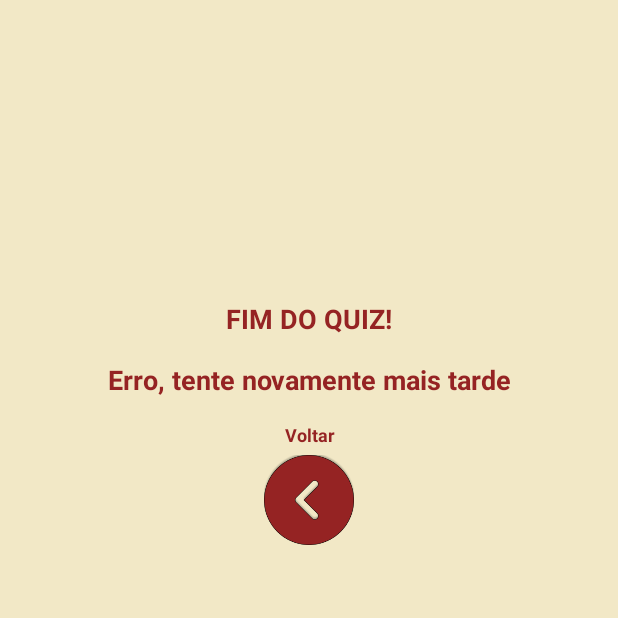
After one commit to senacrs-emti/2023-3MA-educom-G08, an Android app: the FimQuizActivity screen opened directly, with no data from a screen before it, on a phone screen of 412 x 824 dp, the top half of it. The commit adds this screen. Run offline under Robolectric (Android 15) with nearby library versions, the phone set to English and light mode, and no system bars.

Commit message:
Activity Fim do Quiz created

```diff
--- a/app/src/main/AndroidManifest.xml
+++ b/app/src/main/AndroidManifest.xml
@@ -15,6 +15,9 @@
         android:supportsRtl="true"
         android:theme="@style/Theme.Sangue"
         tools:targetApi="31">
+        <activity
+            android:name=".quiz.FimQuizActivity"
+            android:exported="false" />
         <activity
             android:name=".Footer.FooterActivity"
             android:exported="false" />
--- /dev/null
+++ b/app/src/main/java/com/app/sangue/quiz/FimQuizActivity.java
@@ -0,0 +1,49 @@
+package com.app.sangue.quiz;
+
+import androidx.appcompat.app.AppCompatActivity;
+
+import android.content.Intent;
+import android.os.Bundle;
+import android.view.View;
+import android.widget.ImageView;
+import android.widget.TextView;
+
+import com.app.sangue.MenuActivity;
+import com.app.sangue.R;
+
+public class FimQuizActivity extends AppCompatActivity {
+
+
+    ImageView btnVoltar;
+    TextView acertos;
+
+
+    @Override
+    protected void onCreate(Bundle savedInstanceState) {
+        super.onCreate(savedInstanceState);
+        setContentView(R.layout.activity_fim_quiz);
+
+        btnVoltar = findViewById(R.id.btnVoltar);
+        acertos = findViewById(R.id.acertos);
+
+        Bundle bundle = getIntent().getExtras();
+        if (bundle != null) {
+            int intacertos = bundle.getInt("acertos");
+            int nQuestoes = bundle.getInt("nQuestoes");
+
+            acertos.setText("Acertou " + String.valueOf(intacertos) + " de " + String.valueOf(nQuestoes));
+        } else {
+            acertos.setText("Erro, tente novamente mais tarde");
+        }
+
+        btnVoltar.setOnClickListener(new View.OnClickListener() {
+            @Override
+            public void onClick(View v) {
+                Intent intent = new Intent(FimQuizActivity.this, MenuActivity.class);
+                startActivity(intent);
+            }
+        });
+
+
+    }
+}
--- a/app/src/main/java/com/app/sangue/quiz/QuizActivity.java
+++ b/app/src/main/java/com/app/sangue/quiz/QuizActivity.java
@@ -21,9 +21,11 @@ public class QuizActivity extends AppCompatActivity {
 
     private List<Question> questions;
     private int currentQuestionIndex;
-    private TextView questionTextView;
+    private TextView questionTextView, nDaPergunta;
     private Button[] optionButtons;
     private ImageView btnVoltar;
+    private int acertos = 0;
+    private int nQuestoes;
 
     @Override
     protected void onCreate(Bundle savedInstanceState) {
@@ -163,6 +165,8 @@ public class QuizActivity extends AppCompatActivity {
         int correctOptionIndex15 = 3; // Medula óssea
         Question question15 = new Question(questionText15, options15, correctOptionIndex15);
         questions.add(question15);
+
+        nQuestoes = questions.size();
     }
 
     private void showQuestion(int index) {
@@ -189,16 +193,24 @@ public class QuizActivity extends AppCompatActivity {
 
         if (selectedOptionIndex == correctOptionIndex) {
             Toast.makeText(this, "Resposta correta!", Toast.LENGTH_SHORT).show();
+            acertos = acertos + 1;
         } else {
             Toast.makeText(this, "Resposta incorreta.", Toast.LENGTH_SHORT).show();
         }
+
 
         // Mostrar a próxima pergunta
         if (currentQuestionIndex < questions.size() - 1) {
             showQuestion(currentQuestionIndex + 1);
         } else {
+
+            Bundle bundle = new Bundle();
+            bundle.putInt("nQuestoes", nQuestoes);
+            bundle.putInt("acertos", acertos);
+
             Toast.makeText(this, "Fim do quiz!", Toast.LENGTH_SHORT).show();
-            Intent intent = new Intent(QuizActivity.this, MenuActivity.class);
+            Intent intent = new Intent(QuizActivity.this, FimQuizActivity.class);
+            intent.putExtras(bundle);
             startActivity(intent);
         }
     }
--- /dev/null
+++ b/app/src/main/res/layout/activity_fim_quiz.xml
@@ -0,0 +1,79 @@
+<?xml version="1.0" encoding="utf-8"?>
+<androidx.constraintlayout.widget.ConstraintLayout xmlns:android="http://schemas.android.com/apk/res/android"
+    xmlns:app="http://schemas.android.com/apk/res-auto"
+    xmlns:tools="http://schemas.android.com/tools"
+    android:layout_width="match_parent"
+    android:layout_height="match_parent"
+    tools:context=".quiz.FimQuizActivity"
+    android:background="@color/background">
+
+    <RelativeLayout
+        android:layout_width="match_parent"
+        android:layout_height="match_parent">
+
+
+
+
+        <LinearLayout
+            android:layout_width="match_parent"
+            android:layout_height="wrap_content"
+            android:orientation="vertical"
+            android:gravity="center"
+            android:layout_marginHorizontal="10dp"
+            android:layout_marginTop="200dp">
+
+
+            <TextView
+                android:id="@+id/fimDoQuiz"
+                android:layout_width="match_parent"
+                android:layout_height="wrap_content"
+                android:textSize="18sp"
+                android:textStyle="bold"
+                android:layout_marginBottom="16dp"
+                android:gravity="center"
+                android:textColor="@color/red"
+                android:text="FIM DO QUIZ!"/>
+
+            <TextView
+                android:id="@+id/acertos"
+                android:layout_width="match_parent"
+                android:layout_height="wrap_content"
+                android:textSize="18sp"
+                android:textStyle="bold"
+                android:layout_marginBottom="16dp"
+                android:gravity="center"
+                android:textColor="@color/red"
+                android:text="VOCÊ ACERTOU [NUM] DE [nPerguntas]"/>
+
+
+
+            <TextView
+                android:id="@+id/voltarText"
+                android:layout_width="match_parent"
+                android:layout_height="wrap_content"
+                android:textSize="12sp"
+                android:textStyle="bold"
+                android:gravity="center"
+                android:textColor="@color/red"
+                android:text="Voltar"/>
+            <ImageView
+                android:id="@+id/btnVoltar"
+                android:layout_width="wrap_content"
+                android:layout_height="wrap_content"
+                android:layout_marginStart="5dp"
+                android:layout_marginTop="5dp"
+                android:layout_marginEnd="5dp"
+                android:layout_marginBottom="5dp"
+                android:adjustViewBounds="true"
+                android:maxWidth="60dp"
+                android:maxHeight="60dp"
+                android:src="@drawable/btnsetaesquerda" />
+
+
+
+
+
+        </LinearLayout>
+    </RelativeLayout>
+
+</androidx.constraintlayout.widget.ConstraintLayout>
--- a/app/src/main/res/layout/activity_quiz.xml
+++ b/app/src/main/res/layout/activity_quiz.xml
@@ -32,6 +32,7 @@
             android:gravity="center"
             android:layout_marginHorizontal="10dp"
             android:layout_centerVertical="true">
+
 
             <TextView
                 android:id="@+id/questionTextView"
```
